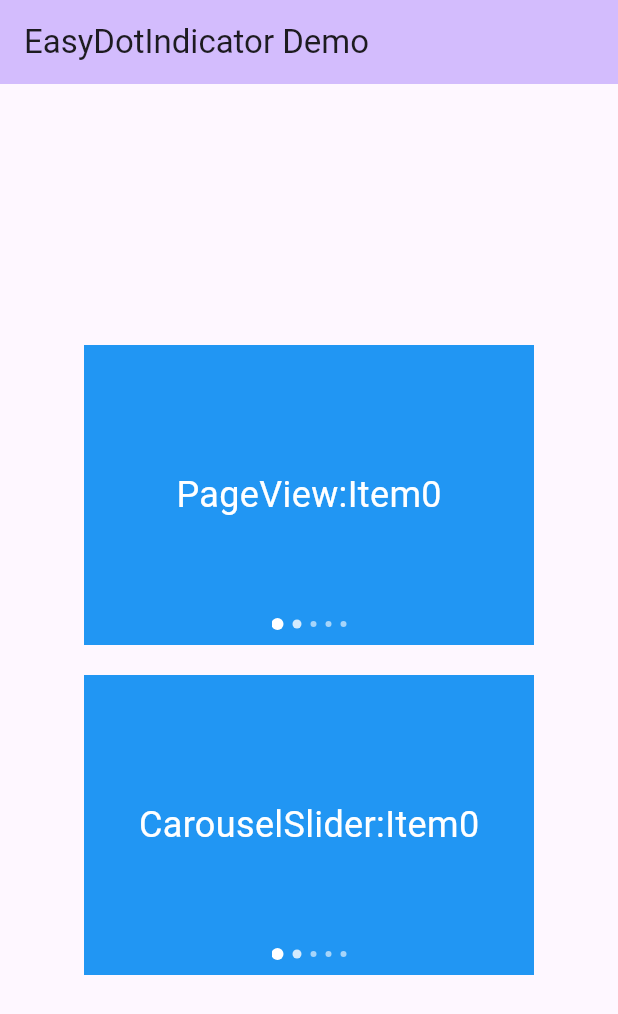
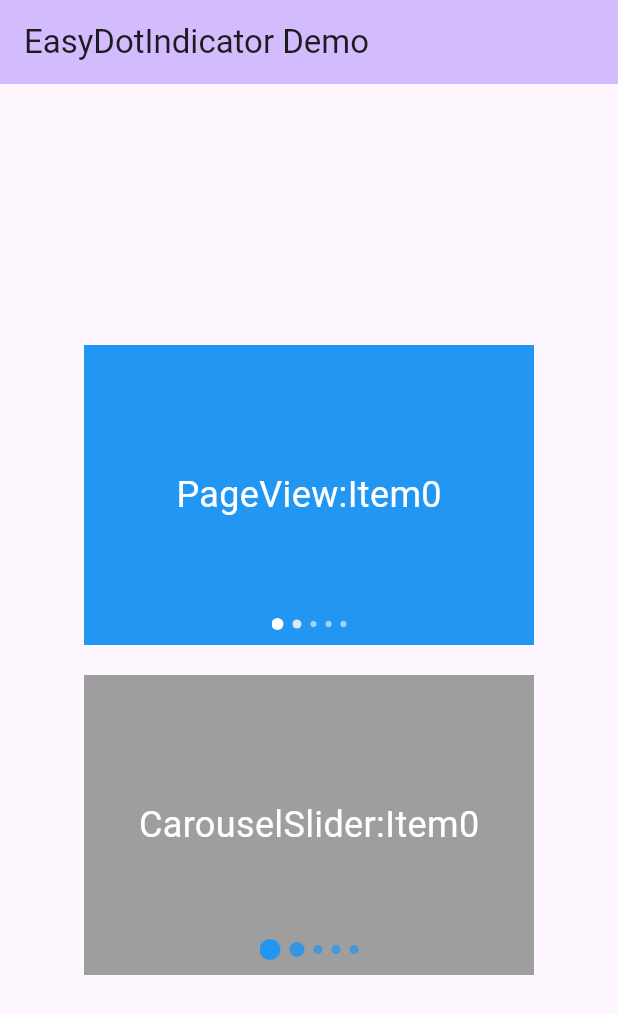
Before and after one commit to YanhqZ/easy_dot_indicator, a Flutter app: the screen it shows after launch, on a phone screen of 412 x 824 dp. Shown: the top 1014 px of the screen. Run offline on Flutter 3.47's test engine with Material 3 defaults, Android fonts, the phone set to English and light mode, and no system bars; drawn by our look-alikes of carousel_slider.

Commit message:
dot support custom style

```diff
--- a/example/lib/widget/carousel_slider_example.dart
+++ b/example/lib/widget/carousel_slider_example.dart
@@ -26,7 +26,7 @@ class _CarouselSliderExampleState extends State<CarouselSliderExample> {
                 10,
                 (index) => Container(
                   alignment: Alignment.center,
-                  color: index.isEven ? Colors.blue : Colors.red,
+                  color: Colors.grey,
                   child: Text(
                     'CarouselSlider:Item$index',
                     style: const TextStyle(fontSize: 24, color: Colors.white),
@@ -44,10 +44,14 @@ class _CarouselSliderExampleState extends State<CarouselSliderExample> {
           Positioned(
             bottom: 10,
             child: EasyDotIndicator(
-              visibleNum: 5,
-              count: 10,
-              controller: indicatorController,
-            ),
+                visibleNum: 5,
+                count: 10,
+                controller: indicatorController,
+                dotConfig: const EasyDotIndicatorDotConfig(
+                  big: DotStyle(opacity: 1, size: 14, color: Colors.blue),
+                  middle: DotStyle(opacity: 0.85, size: 10, color: Colors.blue),
+                  small: DotStyle(opacity: 0.7, size: 6, color: Colors.blue),
+                )),
           ),
         ],
       ),
--- a/lib/easy_dot_indicator.dart
+++ b/lib/easy_dot_indicator.dart
@@ -1 +1,2 @@
 export 'src/indicator.dart';
+export 'src/dot.dart';
--- a/lib/src/dot.dart
+++ b/lib/src/dot.dart
@@ -3,35 +3,50 @@ import 'package:flutter/material.dart';
 /// Dot style
 enum Dot { big, middle, small }
 
-extension DotExt on Dot {
-  double get opacity => _dotOpacities[this]!;
+class DotStyle {
+  final double opacity;
+  final double size;
+  final Color color;
 
-  Size get size => _dotSize[this]!;
+  const DotStyle({
+    required this.opacity,
+    required this.size,
+    required this.color,
+  });
 }
 
-const _dotOpacities = {
-  Dot.big: 1.0,
-  Dot.middle: 0.8,
-  Dot.small: 0.6,
-};
+class EasyDotIndicatorDotConfig {
+  final DotStyle big;
+  final DotStyle middle;
+  final DotStyle small;
 
-final _dotSize = {
-  Dot.big: const Size(8, 8),
-  Dot.middle: const Size(6, 6),
-  Dot.small: const Size(4, 4),
-};
+  const EasyDotIndicatorDotConfig({
+    this.big = const DotStyle(opacity: 1.0, size: 8, color: Colors.white),
+    this.middle = const DotStyle(opacity: 0.8, size: 6, color: Colors.white),
+    this.small = const DotStyle(opacity: 0.6, size: 4, color: Colors.white),
+  });
+
+  DotStyle style(Dot dot) {
+    return switch (dot) {
+      Dot.big => big,
+      Dot.middle => middle,
+      Dot.small => small,
+    };
+  }
+}
 
 class IndicatorDotPainter extends CustomPainter {
-  late final double _opacity;
+  final Color _color;
 
-  IndicatorDotPainter(double opacity) {
-    _opacity = opacity;
-  }
+  IndicatorDotPainter(Color color) : _color = color;
 
   @override
   void paint(Canvas canvas, Size size) {
-    canvas.drawCircle(Offset(size.width / 2, size.height / 2), size.width / 2,
-        Paint()..color = Colors.white.withOpacity(_opacity));
+    canvas.drawCircle(
+      Offset(size.width / 2, size.height / 2),
+      size.width / 2,
+      Paint()..color = _color,
+    );
   }
 
   @override
--- a/lib/src/indicator.dart
+++ b/lib/src/indicator.dart
@@ -18,10 +18,13 @@ class EasyDotIndicator extends StatefulWidget {
   /// Dot gap
   final double gap;
 
+  final EasyDotIndicatorDotConfig dotConfig;
+
   const EasyDotIndicator({
     required this.visibleNum,
     required this.count,
     required this.controller,
+    this.dotConfig = const EasyDotIndicatorDotConfig(),
     this.gap = 6,
     super.key,
   });
@@ -114,19 +117,19 @@ class _EasyDotIndicatorState extends State<EasyDotIndicator>
     if (count < 1) {
       return 0;
     } else if (count < 3) {
-      return Dot.big.size.width +
-          Dot.middle.size.width * (visibleNum - 1) +
+      return widget.dotConfig.big.size +
+          widget.dotConfig.middle.size * (visibleNum - 1) +
           (visibleNum - 1) * gap;
     } else {
       if (index == count - 1 || index == 0) {
-        return Dot.big.size.width +
-            Dot.middle.size.width * 1 +
-            Dot.small.size.width * (visibleNum - 1 - 1) +
+        return widget.dotConfig.big.size +
+            widget.dotConfig.middle.size * 1 +
+            widget.dotConfig.small.size * (visibleNum - 1 - 1) +
             (visibleNum - 1) * gap;
       } else {
-        return Dot.big.size.width +
-            Dot.middle.size.width * 2 +
-            Dot.small.size.width * (visibleNum - 1 - 2) +
+        return widget.dotConfig.big.size +
+            widget.dotConfig.middle.size * 2 +
+            widget.dotConfig.small.size * (visibleNum - 1 - 2) +
             (visibleNum - 1) * gap;
       }
     }
@@ -148,8 +151,7 @@ class _EasyDotIndicatorState extends State<EasyDotIndicator>
     final gap = widget.gap;
     List<Dot> dots =
         List.generate(leftInvisibleDotNum, (i) => indicatorDot(i, index));
-    return dots.fold(0.0,
-            (previousValue, element) => previousValue + element.size.width) +
+    return dots.fold(0.0, (pre, e) => pre + widget.dotConfig.style(e).size) +
         dots.length * gap;
   }
 
@@ -164,7 +166,7 @@ class _EasyDotIndicatorState extends State<EasyDotIndicator>
         builder: (context, width, child) {
           return SizedBox(
             width: width,
-            height: Dot.big.size.height,
+            height: widget.dotConfig.big.size,
             child: child,
           );
         },
@@ -180,27 +182,27 @@ class _EasyDotIndicatorState extends State<EasyDotIndicator>
                   animation: animation,
                   builder: (BuildContext context, child) {
                     final curDot = indicatorDot(index, current);
-                    final preDot = dots[index];
+                    final cur = widget.dotConfig.style(curDot);
+                    final pre = widget.dotConfig.style(dots[index]);
                     final double opacity;
-                    final double sizeWidth;
-                    if (preDot.opacity == curDot.opacity) {
+                    final double size;
+                    if (pre.opacity == cur.opacity) {
                       // No need to redraw the dots
-                      opacity = curDot.opacity;
-                      sizeWidth = curDot.size.width;
+                      opacity = cur.opacity;
+                      size = cur.size;
                     } else {
                       // Need to redraw the dots
-                      opacity = preDot.opacity +
-                          animation.value * (curDot.opacity - preDot.opacity);
-                      sizeWidth = preDot.size.width +
-                          animation.value *
-                              (curDot.size.width - preDot.size.width);
+                      opacity = pre.opacity +
+                          animation.value * (cur.opacity - pre.opacity);
+                      size = pre.size + animation.value * (cur.size - pre.size);
                     }
                     if (animation.value >= 1) {
                       dots[index] = curDot;
                     }
                     return CustomPaint(
-                      painter: IndicatorDotPainter(opacity),
-                      size: Size(sizeWidth, sizeWidth),
+                      painter:
+                          IndicatorDotPainter(cur.color.withOpacity(opacity)),
+                      size: Size(size, size),
                     );
                   },
                 );
```
